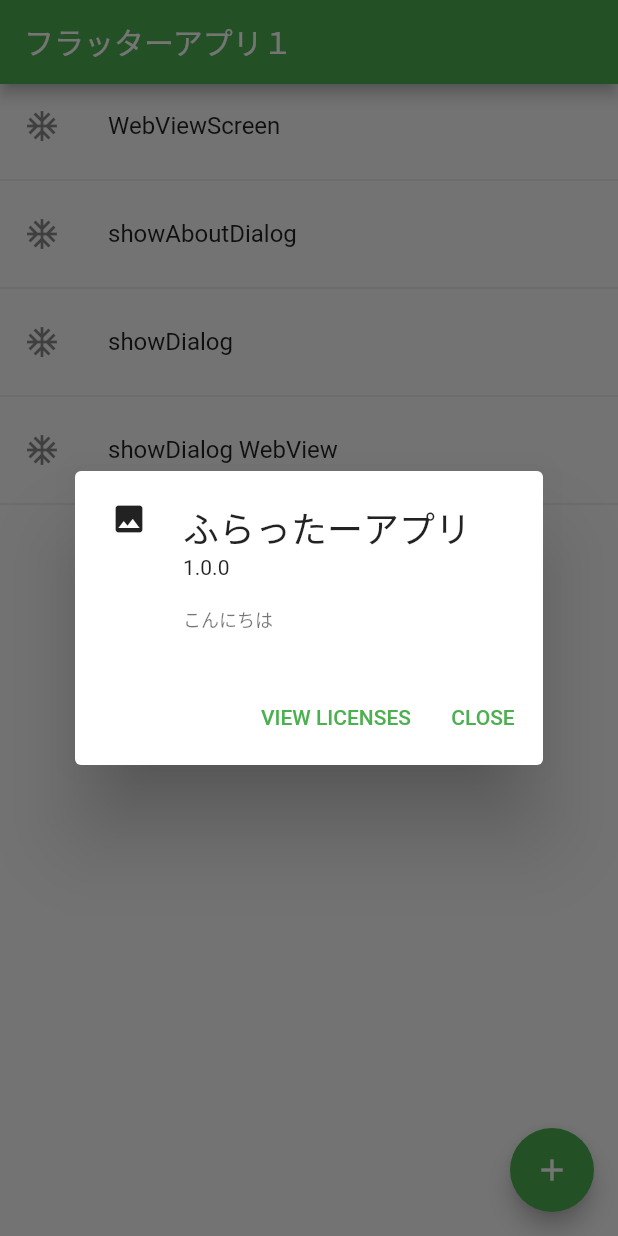
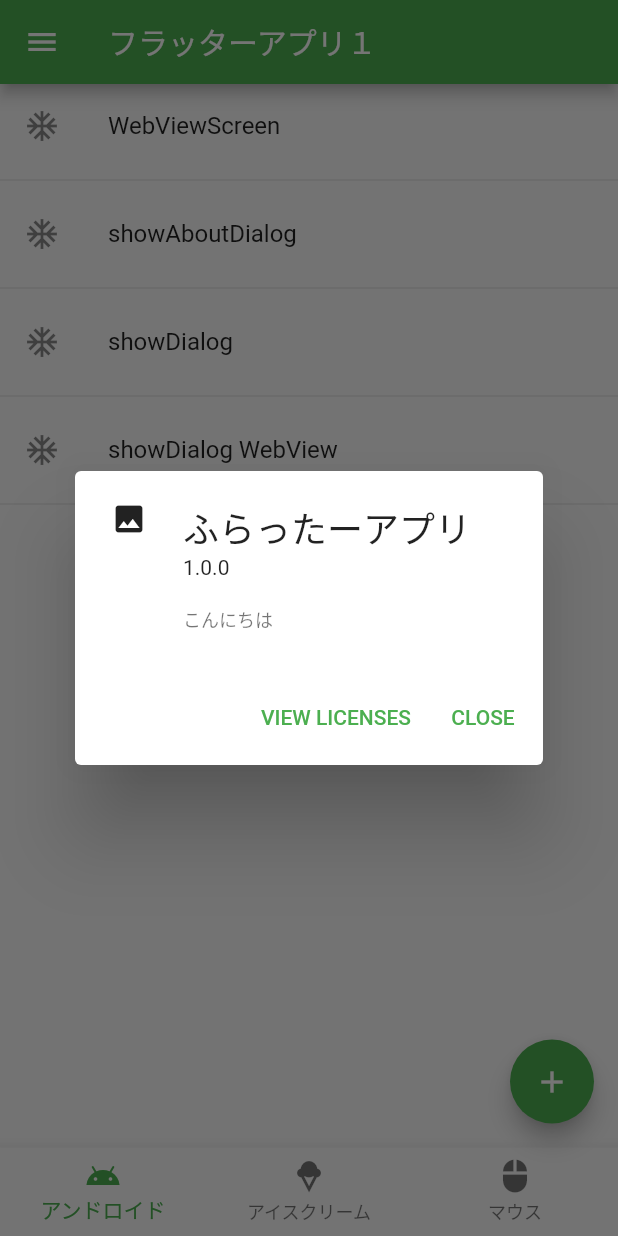
Before and after one commit to hodade/flutter_demo_app_1, a Flutter app: the screen it shows after launch, after a tap on "showAboutDialog", on a phone screen of 412 x 824 dp. Run offline on Flutter 3.47's test engine with Material 2 defaults, Android fonts, the phone set to English and light mode, and no system bars; our stand-ins replace webview_flutter.

```diff
--- a/lib/main.dart
+++ b/lib/main.dart
@@ -43,6 +43,8 @@ class _MyHomePageState extends State<MyHomePage> {
       _counter++;
     });
   }
+
+  int selectedIndex = 0;
 
   @override
   Widget build(BuildContext context) {
@@ -180,6 +182,33 @@ class _MyHomePageState extends State<MyHomePage> {
         tooltip: 'Increment',
         child: const Icon(Icons.add),
       ),
+      drawer: Drawer(
+        child: SafeArea(child: Text('どろわー')),
+      ), //ハンバーガーメニュー
+      resizeToAvoidBottomInset: true, //キーボードが表示されるときにbodyの内容が見えなくなるのを防ぐらしい
+      bottomNavigationBar: BottomNavigationBar(
+        items:[
+          BottomNavigationBarItem(
+            icon: Icon(Icons.android),
+            label: 'アンドロイド'
+          ),
+          BottomNavigationBarItem(
+              icon: Icon(Icons.icecream),
+              label: 'アイスクリーム'
+          ),
+          BottomNavigationBarItem(
+              icon: Icon(Icons.mouse),
+              label: 'マウス'
+          ),
+        ],
+        currentIndex: selectedIndex,
+        onTap: (index) {
+          selectedIndex = index;
+          setState(() {
+
+          });
+        },
+      ),
     );
   }
 }
```
Also changed, not shown: 2 other files.
